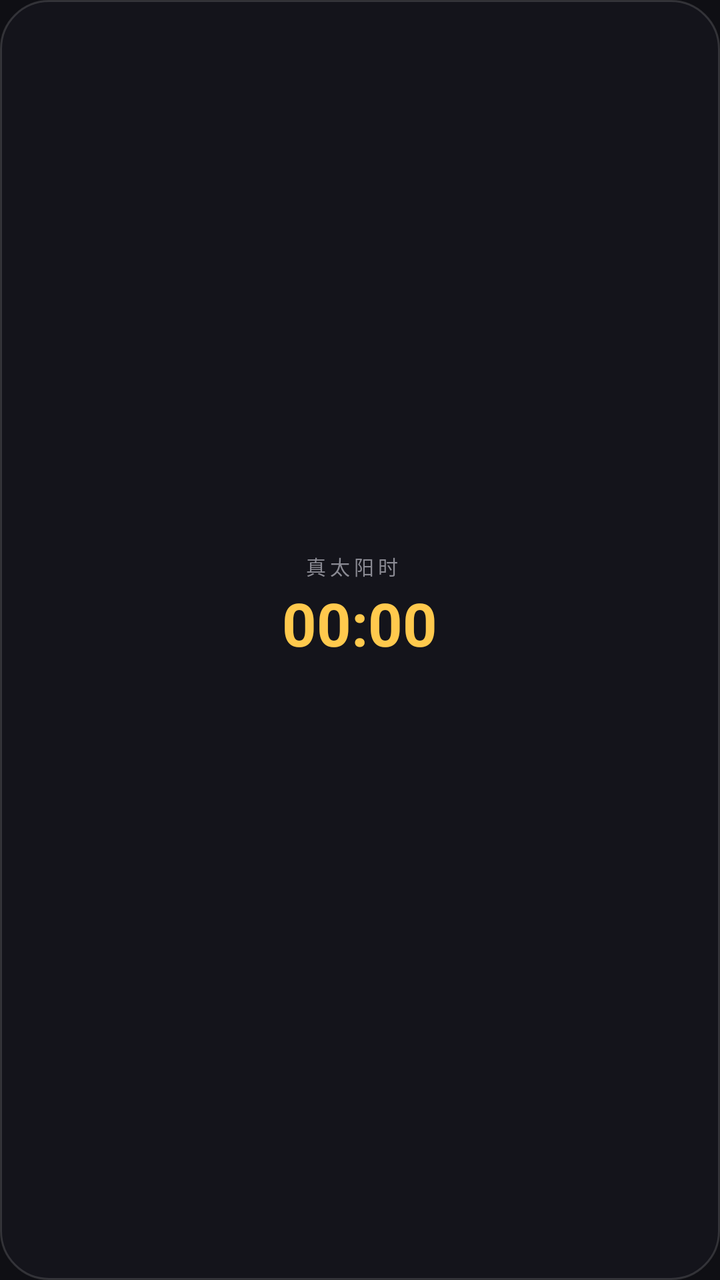
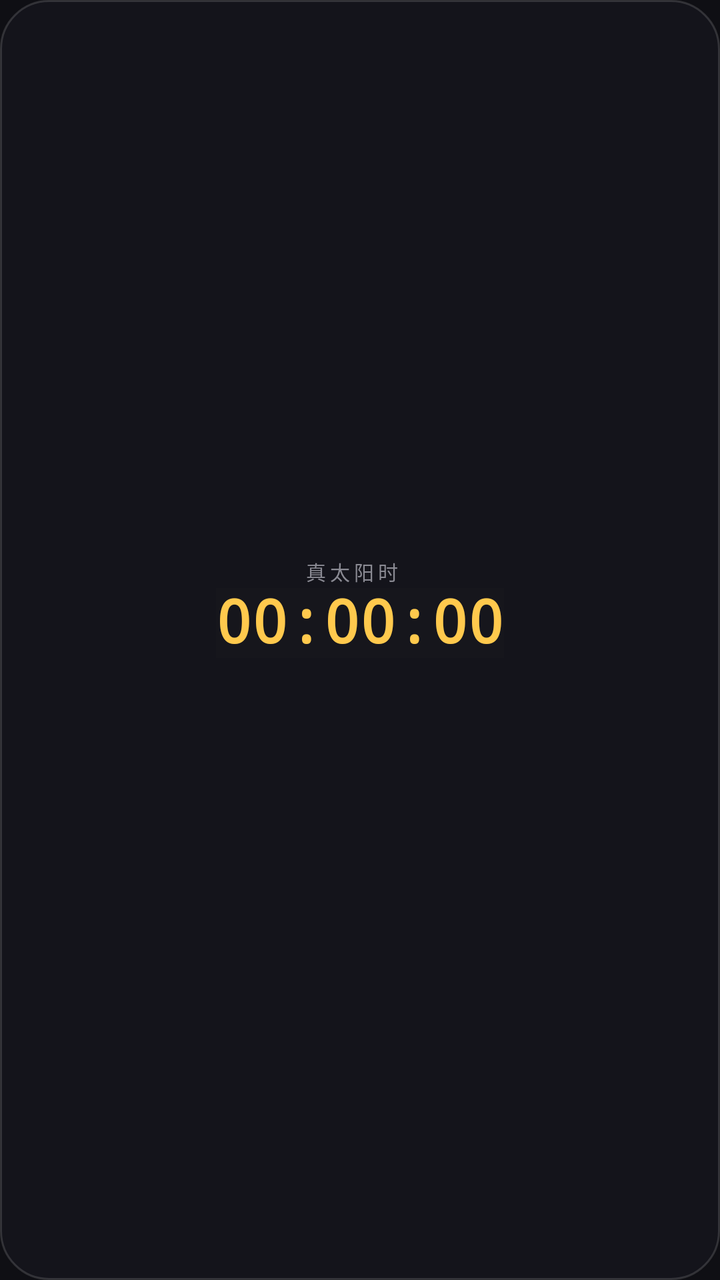

Compare the two renders of this Android layout. The source of the first and the diff that turns it into the second are given below.
<!-- AndroidManifest.xml: application theme Theme.Solar -->
<!-- res/layout/widget_solar_time.xml -->
<?xml version="1.0" encoding="utf-8"?>
<LinearLayout xmlns:android="http://schemas.android.com/apk/res/android"
    android:layout_width="match_parent"
    android:layout_height="match_parent"
    android:background="@drawable/widget_bg"
    android:gravity="center"
    android:orientation="vertical"
    android:padding="10dp">

    <LinearLayout
        android:layout_width="wrap_content"
        android:layout_height="wrap_content"
        android:gravity="center_vertical"
        android:orientation="horizontal">

        <TextView
            android:id="@+id/tvTitle"
            android:layout_width="wrap_content"
            android:layout_height="wrap_content"
            android:letterSpacing="0.2"
            android:text="@string/app_name"
            android:textColor="#8A8A93"
            android:textSize="10sp" />

        <TextView
            android:id="@+id/tvShichen"
            android:layout_width="wrap_content"
            android:layout_height="wrap_content"
            android:layout_marginStart="8dp"
            android:textColor="@color/amber"
            android:textSize="12sp" />
    </LinearLayout>

    <Chronometer
        android:id="@+id/chrono"
        android:layout_width="wrap_content"
        android:layout_height="wrap_content"
        android:format="%s"
        android:textColor="@color/amber"
        android:textSize="30sp"
        android:textStyle="bold" />

    <TextView
        android:id="@+id/tvOffset"
        android:layout_width="wrap_content"
        android:layout_height="wrap_content"
        android:layout_marginTop="2dp"
        android:textColor="#E8E8EC"
        android:textSize="12sp" />

    <TextView
        android:id="@+id/tvDetail"
        android:layout_width="wrap_content"
        android:layout_height="wrap_content"
        android:layout_marginTop="1dp"
        android:textColor="#8A8A93"
        android:textSize="10sp" />
</LinearLayout>
<!-- resources referenced by this layout -->
<resources>
  <color name="amber">#FFC94D</color>
  <!-- drawable widget_bg (drawable) -->
  <?xml version="1.0" encoding="utf-8"?>
  <shape xmlns:android="http://schemas.android.com/apk/res/android"
      android:shape="rectangle">
      <corners android:radius="24dp" />
      <solid android:color="#E616161C" />
      <stroke
          android:width="1dp"
          android:color="#24FFFFFF" />
  </shape>
  <string name="app_name">真太阳时</string>
  <style name="Theme.Solar" parent="@android:style/Theme.Material.NoActionBar">
          <item name="android:windowBackground">@color/bg</item>
          <item name="android:colorAccent">@color/amber</item>
          <item name="android:statusBarColor">@color/bg</item>
          <item name="android:navigationBarColor">@color/bg</item>
          <item name="android:windowLightStatusBar">false</item>
      </style>
  <color name="bg">#0F0F14</color>
</resources>

<!-- the commit's change to res/layout/widget_solar_time.xml (unified diff, before → after) -->
@@ -1,5 +1,7 @@
 <?xml version="1.0" encoding="utf-8"?>
 <LinearLayout xmlns:android="http://schemas.android.com/apk/res/android"
+    android:id="@android:id/background"
+    android:contentDescription="@string/widget_refresh_description"
     android:layout_width="match_parent"
     android:layout_height="match_parent"
     android:background="@drawable/widget_bg"
@@ -31,14 +33,7 @@
             android:textSize="12sp" />
     </LinearLayout>
 
-    <Chronometer
-        android:id="@+id/chrono"
-        android:layout_width="wrap_content"
-        android:layout_height="wrap_content"
-        android:format="%s"
-        android:textColor="@color/amber"
-        android:textSize="30sp"
-        android:textStyle="bold" />
+    <include layout="@layout/widget_clock" />
 
     <TextView
         android:id="@+id/tvOffset"
@@ -56,3 +51,22 @@
         android:textColor="#8A8A93"
         android:textSize="10sp" />
 </LinearLayout>
+<!-- res/layout/widget_clock.xml (included above) -->
+<?xml version="1.0" encoding="utf-8"?>
+<FrameLayout xmlns:android="http://schemas.android.com/apk/res/android"
+    android:id="@+id/widgetClockFrame"
+    android:layout_width="wrap_content"
+    android:layout_height="wrap_content"
+    android:layoutDirection="ltr">
+
+    <TextView
+        android:id="@+id/clockZeroPad"
+        style="@style/WidgetClockText"
+        android:importantForAccessibility="no"
+        android:text="@string/widget_clock_template" />
+
+    <Chronometer
+        android:id="@+id/chrono"
+        style="@style/WidgetClockText"
+        android:layout_gravity="end" />
+</FrameLayout>
<!-- resource entries referenced after the edit -->
@@ -12,6 +12,20 @@
           android:color="#24FFFFFF" />
   </shape>
   <string name="app_name">真太阳时</string>
+  <string name="widget_clock_template" translatable="false">00:00:00</string>
+  <string name="widget_refresh_description">真太阳时，点击校准小组件</string>
+  <style name="WidgetClockText">
+          <item name="android:layout_width">wrap_content</item>
+          <item name="android:layout_height">wrap_content</item>
+          <item name="android:background">@color/widgetClockSurface</item>
+          <item name="android:fontFamily">monospace</item>
+          <item name="android:letterSpacing">0</item>
+          <item name="android:includeFontPadding">false</item>
+          <item name="android:padding">0dp</item>
+          <item name="android:textColor">@color/amber</item>
+          <item name="android:textSize">30sp</item>
+          <item name="android:textStyle">bold</item>
+      </style>
   <style name="Theme.Solar" parent="@android:style/Theme.Material.NoActionBar">
           <item name="android:windowBackground">@color/bg</item>
           <item name="android:colorAccent">@color/amber</item>
@@ -19,6 +33,7 @@
           <item name="android:navigationBarColor">@color/bg</item>
           <item name="android:windowLightStatusBar">false</item>
       </style>
+  <color name="widgetClockSurface">#16161C</color>
   <color name="bg">#0F0F14</color>
 </resources>
 
